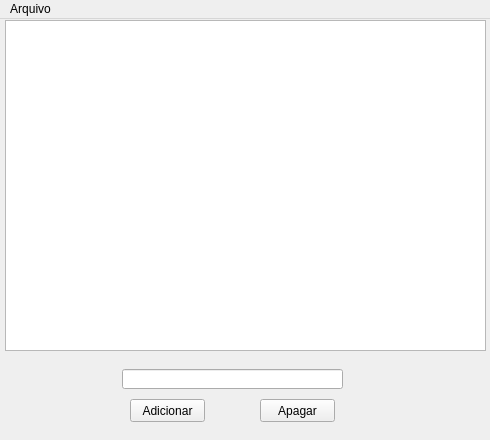
The window that Tabela.ui (bruno41bruno/InterfaceMySql) describes before a commit, drawn with Qt 5.
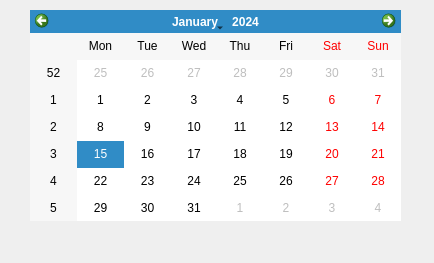
The same window after the commit.

Commit message: Criando os comandos do banco de dados

Patch:
```diff
--- a/Tabela.ui
+++ b/Tabela.ui
@@ -6,57 +6,21 @@
    <rect>
     <x>0</x>
     <y>0</y>
-    <width>490</width>
-    <height>440</height>
+    <width>434</width>
+    <height>263</height>
    </rect>
   </property>
   <property name="windowTitle">
    <string>MainWindow</string>
   </property>
   <widget class="QWidget" name="centralwidget">
-   <widget class="QListWidget" name="table_list">
+   <widget class="QCalendarWidget" name="datinha_c">
     <property name="geometry">
      <rect>
-      <x>5</x>
-      <y>1</y>
-      <width>481</width>
-      <height>331</height>
-     </rect>
-    </property>
-   </widget>
-   <widget class="QPushButton" name="add_t">
-    <property name="geometry">
-     <rect>
-      <x>130</x>
-      <y>380</y>
-      <width>75</width>
-      <height>23</height>
-     </rect>
-    </property>
-    <property name="text">
-     <string>Adicionar</string>
-    </property>
-   </widget>
-   <widget class="QPushButton" name="clear_t">
-    <property name="geometry">
-     <rect>
-      <x>260</x>
-      <y>380</y>
-      <width>75</width>
-      <height>23</height>
-     </rect>
-    </property>
-    <property name="text">
-     <string>Apagar</string>
-    </property>
-   </widget>
-   <widget class="QLineEdit" name="line_t">
-    <property name="geometry">
-     <rect>
-      <x>122</x>
-      <y>350</y>
-      <width>221</width>
-      <height>20</height>
+      <x>30</x>
+      <y>10</y>
+      <width>371</width>
+      <height>211</height>
      </rect>
     </property>
    </widget>
@@ -66,17 +30,10 @@
     <rect>
      <x>0</x>
      <y>0</y>
-     <width>490</width>
+     <width>434</width>
      <height>21</height>
     </rect>
    </property>
-   <widget class="QMenu" name="menuArquivo">
-    <property name="title">
-     <string>Arquivo</string>
-    </property>
-    <addaction name="actionSalvar_no_Banco_de_Dados"/>
-   </widget>
-   <addaction name="menuArquivo"/>
   </widget>
   <action name="actionSalvar_no_Banco_de_Dados">
    <property name="text">
```
Left out of the diff: 9 changed lines with no effect on the pictures. The commit also changes 1 other file.
